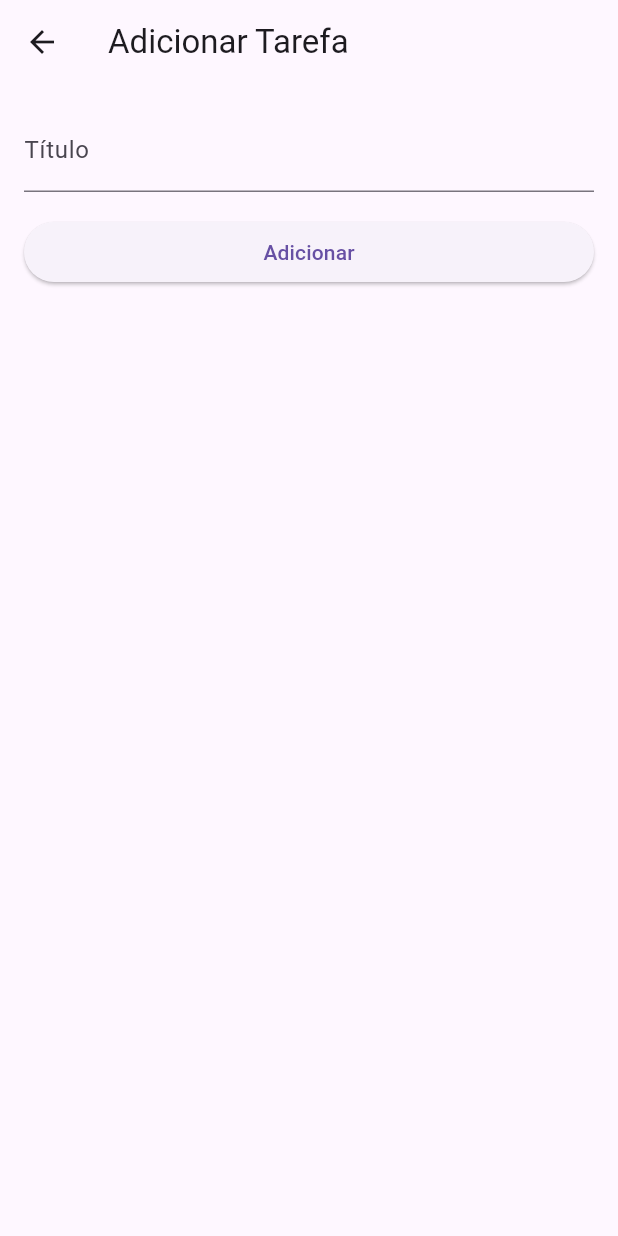
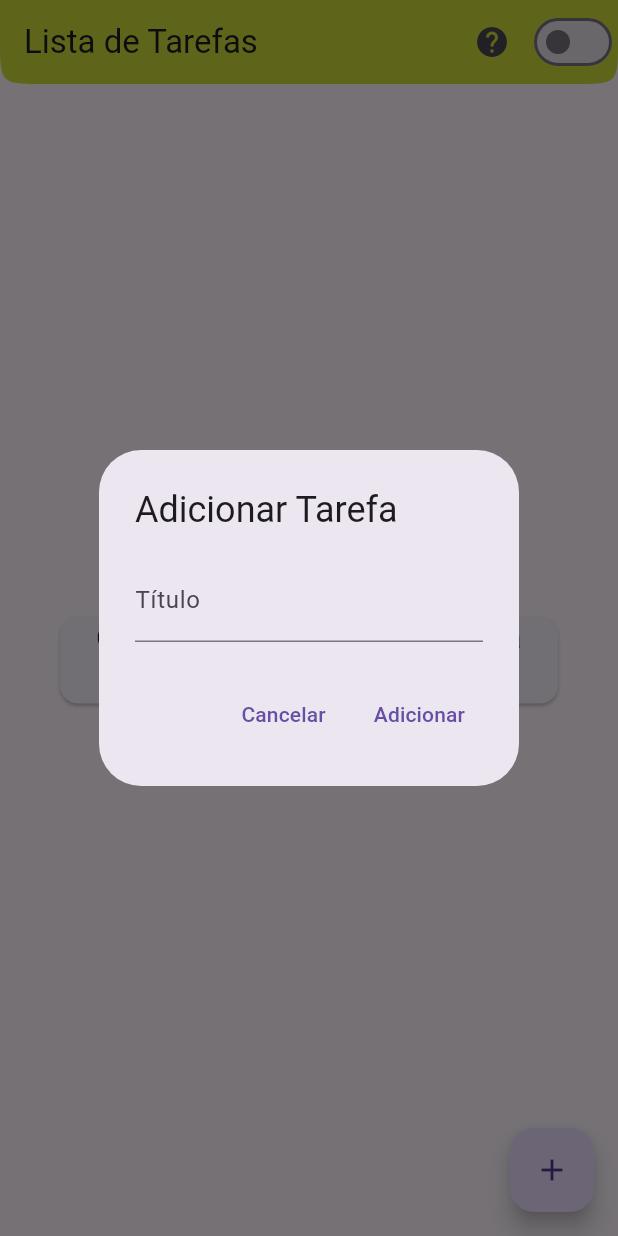
Before and after one commit to jfabiosan/todostreams, a Flutter app: the screen it shows after launch, after a tap on the "add" icon, on a phone screen of 412 x 824 dp. Run offline on Flutter 3.47's test engine with Material 3 defaults, Android fonts, the phone set to English and light mode, and no system bars.

Commit message:
implementacao do add_dialog OK

```diff
--- a/lib/dialog/add_task_dialog.dart
+++ b/lib/dialog/add_task_dialog.dart
@@ -1,4 +1,6 @@
 import 'package:flutter/material.dart';
+import 'package:provider/provider.dart';
+import 'package:todoprovider/state/task_provider.dart';
 import '/model/task_model.dart';
 
 class AddTaskDialog extends StatelessWidget {
@@ -8,26 +10,28 @@ class AddTaskDialog extends StatelessWidget {
 
   @override
   Widget build(BuildContext context) {
-    return Scaffold(
-      appBar: AppBar(
+    return AlertDialog(
       title: const Text('Adicionar Tarefa'),
-      ),
-      body: Padding(
-        padding: const EdgeInsets.all(16.0),
-        child: Column(
-          crossAxisAlignment: CrossAxisAlignment.stretch,
-          children: [
-            TextField(
+      content: TextField(
         controller: _titleController,
         decoration: const InputDecoration(labelText: 'Título'),
       ),
-            const SizedBox(height: 16),
-            ElevatedButton(
+      actions: [
+        TextButton(
+          onPressed: () {
+            Navigator.of(context).pop();
+          },
+          child: const Text('Cancelar'),
+        ),
+        TextButton(
           onPressed: () {
             String title = _titleController.text;
             if (title.isNotEmpty) {
               Task newTask = Task(title: title);
-                  Navigator.of(context).pop(newTask);
+              Provider.of<TaskProvider>(context, listen: false)
+                  .addTask(newTask);
+              Navigator.of(context)
+                  .pop(); // Feche o diálogo após adicionar a tarefa
             } else {
               ScaffoldMessenger.of(context).showSnackBar(
                 const SnackBar(
@@ -46,8 +50,6 @@ class AddTaskDialog extends StatelessWidget {
           child: const Text('Adicionar'),
         ),
       ],
-        ),
-      ),
     );
   }
 }
--- a/lib/dialog/confirm_del_dialog.dart
+++ b/lib/dialog/confirm_del_dialog.dart
@@ -1,10 +1,10 @@
 // confirm_del_dialog.dart
 import 'package:flutter/material.dart';
 
-class ConfirmDeleteDialog extends StatelessWidget {
+class ConfirmDelDialog extends StatelessWidget {
   final VoidCallback onDeleteConfirmed;
 
-  const ConfirmDeleteDialog({Key? key, required this.onDeleteConfirmed})
+  const ConfirmDelDialog({Key? key, required this.onDeleteConfirmed})
       : super(key: key);
 
   @override
--- a/lib/main.dart
+++ b/lib/main.dart
@@ -1,7 +1,7 @@
 // main.dart
 import 'package:flutter/material.dart';
 import 'package:provider/provider.dart';
-import 'page/task_screen.dart';
+import 'page/task_page.dart';
 import 'state/task_provider.dart';
 
 void main() {
@@ -16,11 +16,12 @@ class MyApp extends StatelessWidget {
     return ChangeNotifierProvider(
       create: (context) => TaskProvider(),
       child: MaterialApp(
+        debugShowCheckedModeBanner: false,
         title: 'Lista de Tarefas',
         theme: ThemeData(
           primarySwatch: Colors.blue,
         ),
-        home: const TaskScreen(),
+        home: const TaskPage(),
       ),
     );
   }
--- a/lib/page/task_screen.dart
+++ b/lib/page/task_page.dart
@@ -7,8 +7,8 @@ import '/dialog/help_dialog.dart';
 import '/dialog/add_task_dialog.dart';
 import '/model/task_model.dart';
 
-class TaskScreen extends StatelessWidget {
-  const TaskScreen({super.key});
+class TaskPage extends StatelessWidget {
+  const TaskPage({super.key});
 
   @override
   Widget build(BuildContext context) {
@@ -73,7 +73,7 @@ class TaskScreen extends StatelessWidget {
                         return await showDialog<bool>(
                           context: context,
                           builder: (BuildContext context) {
-                            return ConfirmDeleteDialog(
+                            return ConfirmDelDialog(
                               onDeleteConfirmed: () {
                                 provider.removeTask(index);
                               },
@@ -95,25 +95,16 @@ class TaskScreen extends StatelessWidget {
                 );
         },
       ),
-      floatingActionButton: Consumer<TaskProvider>(
-        builder: (context, taskProvider, _) {
-          return FloatingActionButton(
-            onPressed: () {
-              Navigator.of(context).push(
-                MaterialPageRoute<Task>(
-                  builder: (context) {
-                    return AddTaskDialog();
-                  },
-                ),
-              ).then((newTask) {
-                if (newTask != null) {
-                  taskProvider.addTask(newTask);
-                }
-              });
+      floatingActionButton: FloatingActionButton(
+        onPressed: () {
+          showDialog(
+            context: context,
+            builder: (context) {
+              return AddTaskDialog();
             },
-            child: const Icon(Icons.add),
           );
         },
+        child: const Icon(Icons.add),
       ),
     );
   }
--- a/pubspec.yaml
+++ b/pubspec.yaml
@@ -1,4 +1,4 @@
-name: todostreams
+name: todoprovider
 description: "A new Flutter project."
 # The following line prevents the package from being accidentally published to
 # pub.dev using `flutter pub publish`. This is preferred for private packages.
```
Also changed, not shown: lib/repository/tasks_repository.dart (deleted, +0 -22 lines), 2 other files. Lines whose indentation alone changed are shown as unchanged.
